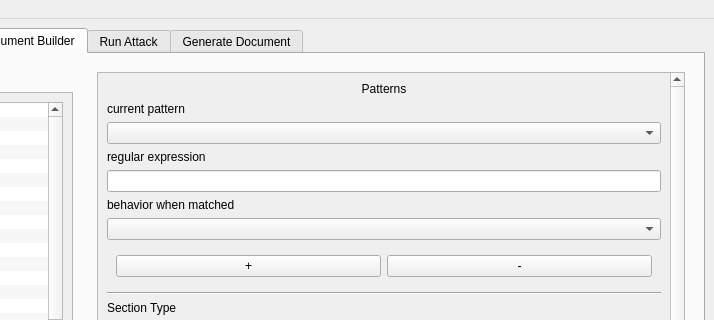
This is App/UI/main.ui in ledbetterj1atwit/Senior-Project as Qt 5 draws it before an edit; both pictures show x 138 to 852 and y 0 to 320 of the 852 by 563 pixel window. The edited form follows.
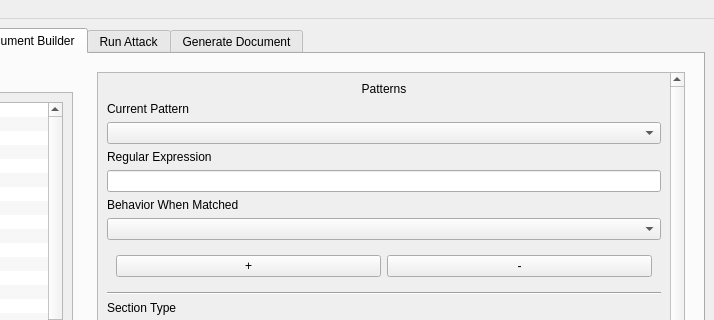
This is the edited form. The open tabs and pages were chosen to show the change.

What changed in the file:
```diff
--- a/App/UI/main.ui
+++ b/App/UI/main.ui
@@ -790,7 +790,7 @@
                <rect>
                 <x>0</x>
                 <y>0</y>
-                <width>567</width>
+                <width>192</width>
                 <height>777</height>
                </rect>
               </property>
@@ -808,7 +808,7 @@
                <item>
                 <widget class="QLabel" name="label_17">
                  <property name="text">
-                  <string>current pattern</string>
+                  <string>Current Pattern</string>
                  </property>
                 </widget>
                </item>
@@ -818,7 +818,7 @@
                <item>
                 <widget class="QLabel" name="label_18">
                  <property name="text">
-                  <string>regular expression</string>
+                  <string>Regular Expression</string>
                  </property>
                 </widget>
                </item>
@@ -828,7 +828,7 @@
                <item>
                 <widget class="QLabel" name="label_19">
                  <property name="text">
-                  <string>behavior when matched</string>
+                  <string>Behavior When Matched</string>
                  </property>
                 </widget>
                </item>
```
Left out of the diff: 12 changed lines with no effect on the pictures.
